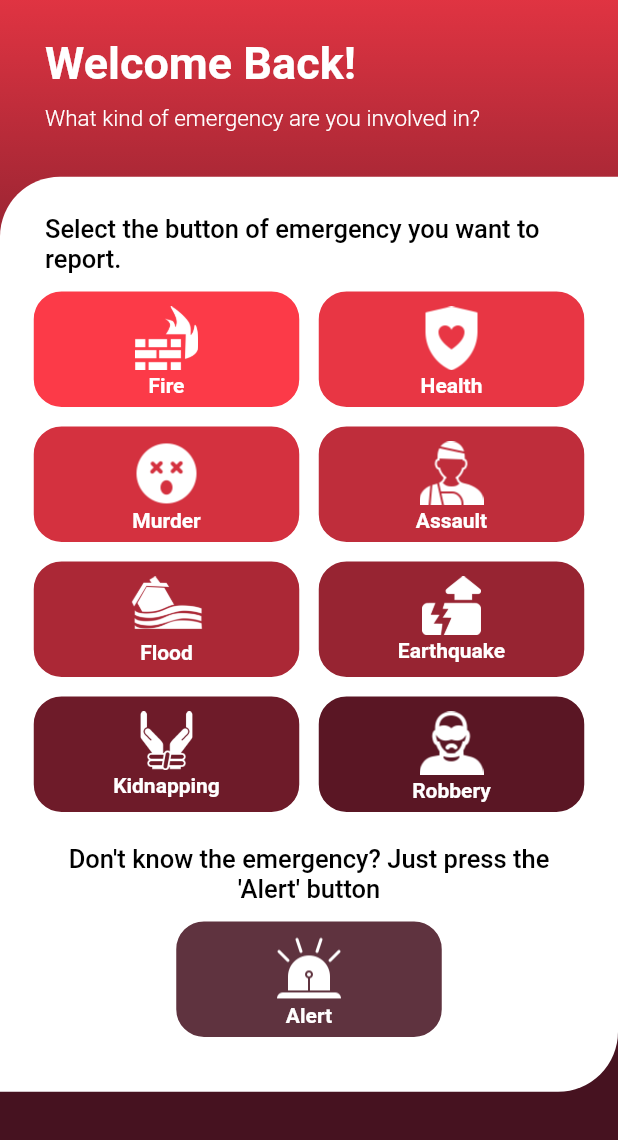
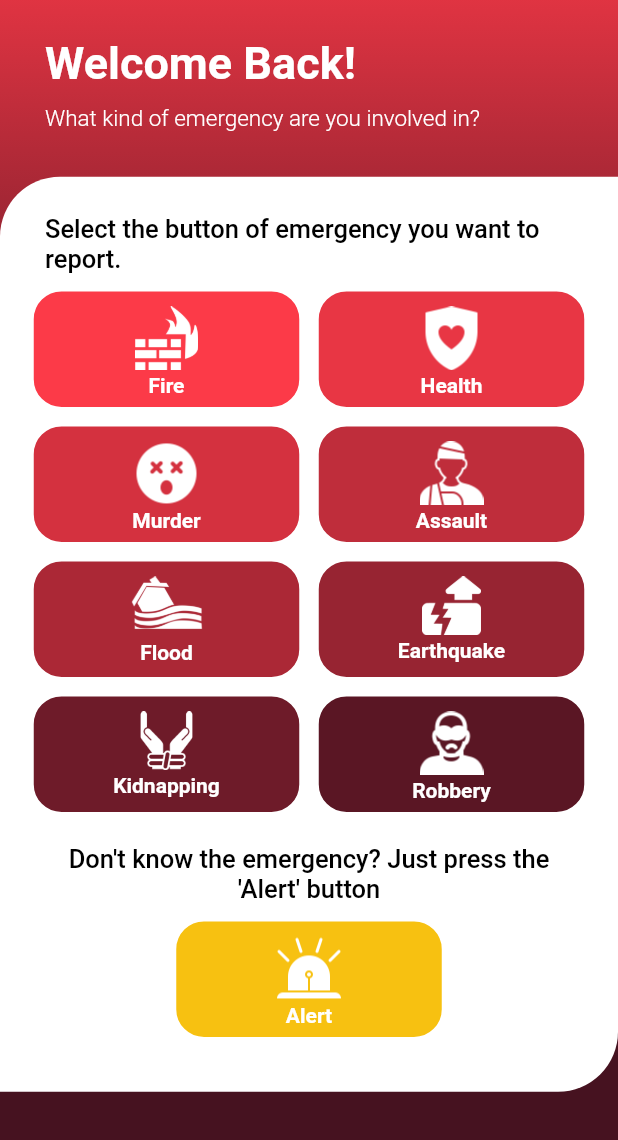
Before and after one commit to PopcornBPopin/rtena_app, a Flutter app: the CivHomePage screen opened directly, on a phone screen of 412 x 824 dp, the part 96-1236 px from its top. Run offline on Flutter 3.47's test engine with Material 2 defaults, Android fonts, the phone set to English and light mode, and no system bars.

Commit message:
Changed color Alert Button

```diff
--- a/lib/Civilian/civilian_home_page.dart
+++ b/lib/Civilian/civilian_home_page.dart
@@ -546,7 +546,7 @@ class CivHomePage extends StatelessWidget {
                                 width: 180,
                                 decoration: BoxDecoration(
                                     color:
-                                        const Color.fromARGB(220, 70, 18, 32),
+                                        const Color.fromARGB(255, 247, 193, 17),
                                     border: Border.all(
                                       width: 1.5,
                                       color: Colors.white,
```
